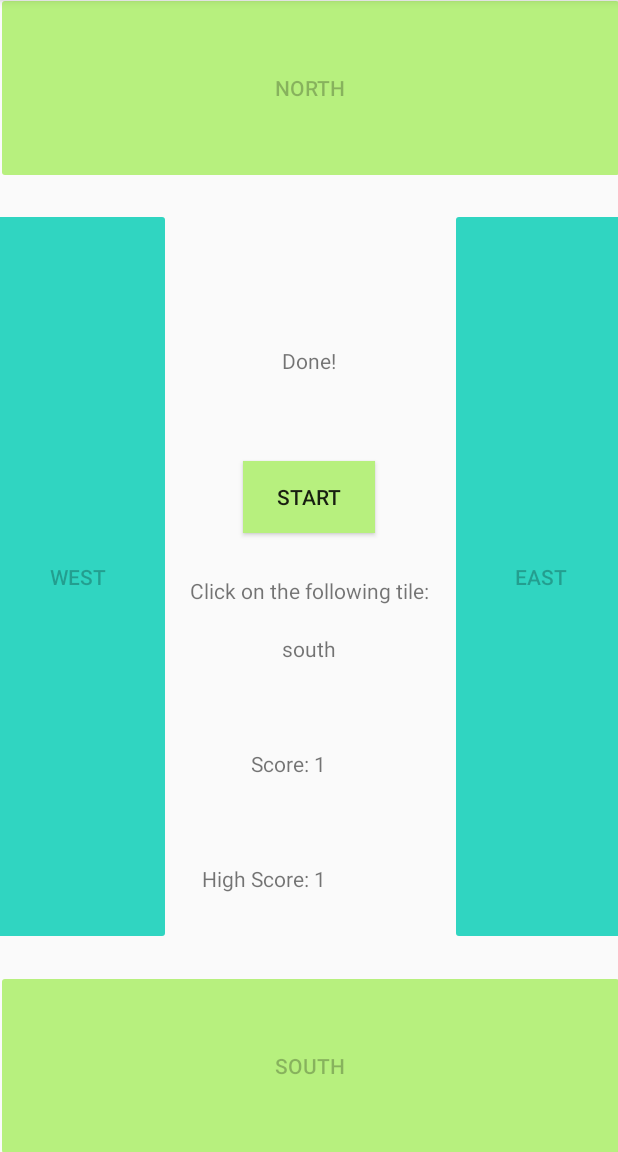
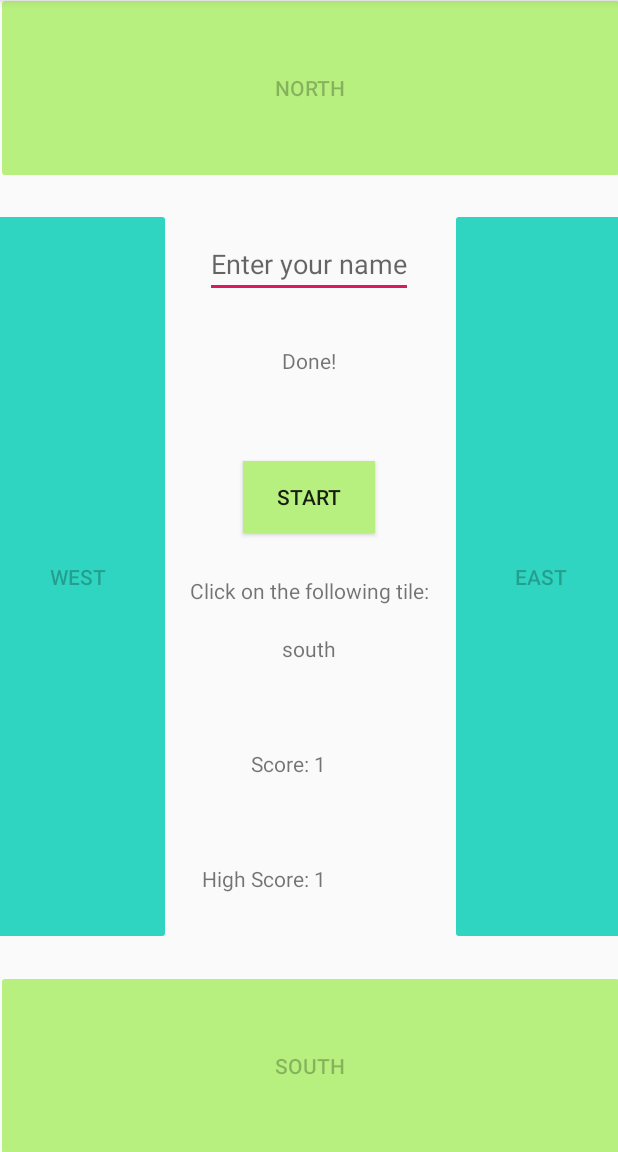
Before and after one commit to vp03/My_Custom_Project, an Android app: the screen it shows after launch (MainActivity), after a tap on "SOUTH", on a phone screen of 412 x 824 dp, the part 84-1236 px from its top. Run offline under Robolectric (Android 15) with nearby library versions, the phone set to English and light mode, and no system bars; 3 other taps on this screen came first.

Commit message:
Lab06d I added a new text field where players can enter their name and then I make a class called Person to record the user's information. I learned to GSON the object.

```diff
--- a/app/build.gradle
+++ b/app/build.gradle
@@ -22,8 +22,10 @@ android {
 dependencies {
     implementation fileTree(dir: 'libs', include: ['*.jar'])
     implementation 'androidx.appcompat:appcompat:1.0.2'
+    implementation 'com.google.code.gson:gson:2.8.2'//added for GSON of myCustomProject
     implementation 'androidx.constraintlayout:constraintlayout:1.1.3'
     testImplementation 'junit:junit:4.12'
     androidTestImplementation 'androidx.test.ext:junit:1.1.0'
     androidTestImplementation 'androidx.test.espresso:espresso-core:3.1.1'
+
 }
--- a/app/src/main/java/com/pentakotavishu/mycustomproject/MainActivity.java
+++ b/app/src/main/java/com/pentakotavishu/mycustomproject/MainActivity.java
@@ -14,12 +14,17 @@ import android.view.LayoutInflater;
 import android.view.View;
 import android.view.ViewGroup;
 import android.widget.Button;
+import android.widget.EditText;
 import android.widget.TextView;
+
+import com.google.gson.Gson;
 
 import java.util.Random;
 
 public class MainActivity extends AppCompatActivity {
 
+    EditText nameText;
+    String name;
     TextView time;
     Button start;
     TextView showdir;
@@ -42,6 +47,9 @@ public class MainActivity extends AppCompatActivity {
         setContentView(R.layout.activity_main);
         MediaPlayer mediaPlayer= MediaPlayer.create(MainActivity.this,R.raw.christmas);
 
+
+
+        nameText = findViewById(R.id.editText1);
         time = findViewById(R.id.textView1);
         start = findViewById(R.id.clickButton);
         showdir = findViewById(R.id.textView3);
@@ -52,10 +60,18 @@ public class MainActivity extends AppCompatActivity {
         east = findViewById(R.id.east);
         west = findViewById(R.id.west);
 
+        name = nameText.getText().toString();
+
+
         final SharedPreferences sharedPreferences = PreferenceManager.getDefaultSharedPreferences(getApplicationContext());
         final SharedPreferences.Editor editor = sharedPreferences.edit();
         editor.putInt("high", 0);
         editor.apply();
+
+        final Gson gson = new Gson();
+
+        final Person person = new Person();
+
 
         mediaPlayer.start();
 
@@ -95,6 +111,11 @@ public class MainActivity extends AppCompatActivity {
                             Log.i("high_val", "" + sharedPreferences.getInt("high", 0));
                             high_score.setText(" " + sharedPreferences.getInt("high", 0));
                         }
+                        name = nameText.getText().toString();
+                        person.setName(name);
+                        person.setScore(correct);
+                        String json = gson.toJson(person);
+                        Log.i("person to json", "" + json);
                         correct=0;
                     }
                 }.start();
@@ -170,4 +191,42 @@ public class MainActivity extends AppCompatActivity {
         dir = assign();
         showdir.setText(dir);
     }
+
+
+
+    public class Person{
+
+        String name;
+        int score;
+
+        public Person(){
+
+        }
+
+        public Person(String s, int score_) {
+            name = s;
+            score = score_;
+        }
+
+        public String getName(){
+            return name;
+
+        }
+
+        public int getScore(){
+            return score;
+
+        }
+
+        public void setName(String s){
+            name = s;
+
+        }
+
+        public void setScore(int score_){
+            score = score_;
+        }
+
+    }
+
 }
--- a/app/src/main/res/layout/activity_main.xml
+++ b/app/src/main/res/layout/activity_main.xml
@@ -5,6 +5,13 @@
     android:layout_width="match_parent"
     android:layout_height="match_parent"
     tools:context=".MainActivity">
+
+    <androidx.constraintlayout.widget.Guideline
+        android:id="@+id/horz_guideline8"
+        android:layout_width="wrap_content"
+        android:layout_height="wrap_content"
+        android:orientation="horizontal"
+        app:layout_constraintGuide_percent=".20" />
 
     <androidx.constraintlayout.widget.Guideline
         android:id="@+id/horz_guideline"
@@ -89,6 +96,16 @@
         android:layout_height="wrap_content"
         android:orientation="vertical"
         app:layout_constraintGuide_percent=".25" />
+
+    <EditText
+        android:id="@+id/editText1"
+        android:layout_width="wrap_content"
+        android:layout_height="wrap_content"
+        android:hint="@string/enter_your_name"
+        app:layout_constraintTop_toBottomOf="@id/horz_guideline8"
+        app:layout_constraintLeft_toLeftOf="parent"
+        app:layout_constraintRight_toRightOf="parent"
+        />
 
     <TextView
         android:id="@+id/textView1"
--- a/app/src/main/res/values/strings.xml
+++ b/app/src/main/res/values/strings.xml
@@ -13,4 +13,5 @@
     <string name="north">North</string>
     <string name="high_val"></string>
     <string name="high_score">High Score:</string>
+    <string name="enter_your_name">Enter your name</string>
 </resources>
--- a/build.gradle
+++ b/build.gradle
@@ -8,7 +8,7 @@ buildscript {
     }
     dependencies {
         classpath 'com.android.tools.build:gradle:3.5.3'
-        'com.google.code.gson:gson:2.4'//added for GSON of myCustomProject
+
 
         // NOTE: Do not place your application dependencies here; they belong
         // in the individual module build.gradle files
```
